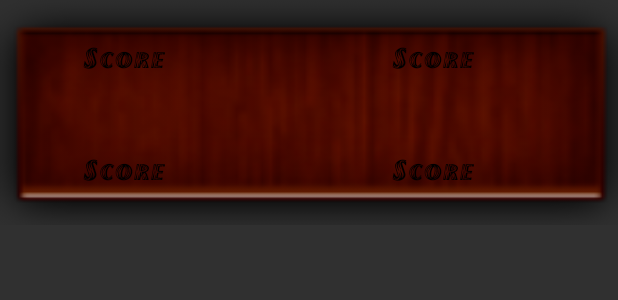
After one commit to imranicp/mobileapp07, an Android app: the layout list_item_history.xml on its own in the app's theme, with its tools: preview values and no code run, on a phone screen of 412 x 824 dp. The commit adds this screen. Shown: the top 300 px of the screen. Run offline under Robolectric (Android 15) with nearby library versions, the phone set to English and light mode, and no system bars.

Commit message:
Score and History Activities Changed to listview, new tile added for both,

```diff
--- a/app/src/main/java/logic/main/com/boardgame/HistoryActivity.java
+++ b/app/src/main/java/logic/main/com/boardgame/HistoryActivity.java
@@ -12,7 +12,7 @@ public class HistoryActivity extends Activity {
     @Override
     protected void onCreate(Bundle savedInstanceState) {
         super.onCreate(savedInstanceState);
-        setContentView(R.layout.history_layout);
+        setContentView(R.layout.history_listview);
     }
 
     @Override
--- /dev/null
+++ b/app/src/main/res/layout/list_item_history.xml
@@ -0,0 +1,65 @@
+<?xml version="1.0" encoding="utf-8"?>
+<LinearLayout xmlns:android="http://schemas.android.com/apk/res/android"
+    android:orientation="vertical"  android:layout_width="match_parent"
+    android:layout_height="150dp"
+    android:weightSum="2"
+    android:background="@drawable/tiletmp1"
+    >
+    <LinearLayout
+        android:layout_width="match_parent"
+        android:layout_height="match_parent"
+        android:weightSum="2"
+        android:layout_weight="1"
+        android:orientation="horizontal"
+        android:layout_marginTop="0dp"
+        >
+        <logic.main.com.boardgame.CustomTextView
+            android:id="@+id/history_name1"
+            android:layout_width="match_parent"
+            android:layout_height="match_parent"
+            android:layout_weight="1"
+            android:text="Score"
+            android:textSize="20sp"
+            android:gravity="center"
+            android:paddingRight="40dp"
+            android:textColor="@color/fontcolor"/>
+        <logic.main.com.boardgame.CustomTextView
+            android:id="@+id/history_name2"
+            android:layout_width="match_parent"
+            android:layout_height="match_parent"
+            android:layout_weight="1"
+            android:text="Score"
+            android:textSize="20sp"
+            android:gravity="center"
+            android:paddingRight="40dp"
+            android:textColor="@color/fontcolor"/>
+    </LinearLayout>
+    <LinearLayout
+        android:layout_width="match_parent"
+        android:layout_height="match_parent"
+        android:orientation="horizontal"
+        android:weightSum="2"
+        android:layout_weight="1"
+        >
+    <logic.main.com.boardgame.CustomTextView
+        android:id="@+id/history_name3"
+        android:layout_width="match_parent"
+        android:layout_height="match_parent"
+        android:layout_weight="1"
+        android:text="Score"
+        android:textSize="20sp"
+        android:gravity="center"
+        android:paddingRight="40dp"
+        android:textColor="@color/fontcolor"/>
+    <logic.main.com.boardgame.CustomTextView
+        android:id="@+id/history_name4"
+        android:layout_width="match_parent"
+        android:layout_height="match_parent"
+        android:layout_weight="1"
+        android:text="Score"
+        android:textSize="20sp"
+        android:gravity="center"
+        android:paddingRight="40dp"
+        android:textColor="@color/fontcolor"/>
+    </LinearLayout>
+</LinearLayout>
--- a/app/src/main/res/values/colors.xml
+++ b/app/src/main/res/values/colors.xml
@@ -3,5 +3,6 @@
     <color name="colorPrimary">#3F51B5</color>
     <color name="colorPrimaryDark">#303F9F</color>
     <color name="colorAccent">#FF4081</color>
-    <color name="fontcolor">#20140b</color>
+    <color name="fontcolor1">#20140b</color>
+    <color name="fontcolor">#000000</color>
 </resources>
```
Also changed, not shown: app/src/main/java/logic/main/com/boardgame/ScoreActivity.java (+6 -7 lines), app/src/main/res/layout/history_listview.xml (added, +28 -0 lines), app/src/main/res/layout/layout_main.xml (+58 -53 lines), app/src/main/res/layout/list_item_score.xml (added, +29 -0 lines), app/src/main/res/layout/name_layout.xml (+24 -24 lines), app/src/main/res/layout/score_layout.xml (+22 -13 lines), app/src/main/res/layout/score_listview.xml (added, +28 -0 lines), app/src/main/res/drawable/score.png (deleted), app/src/main/res/drawable/score1.png (added), app/src/main/res/drawable/tilempt.png (deleted), app/src/main/res/drawable/tiletmp1.png (added), 1 other file.
